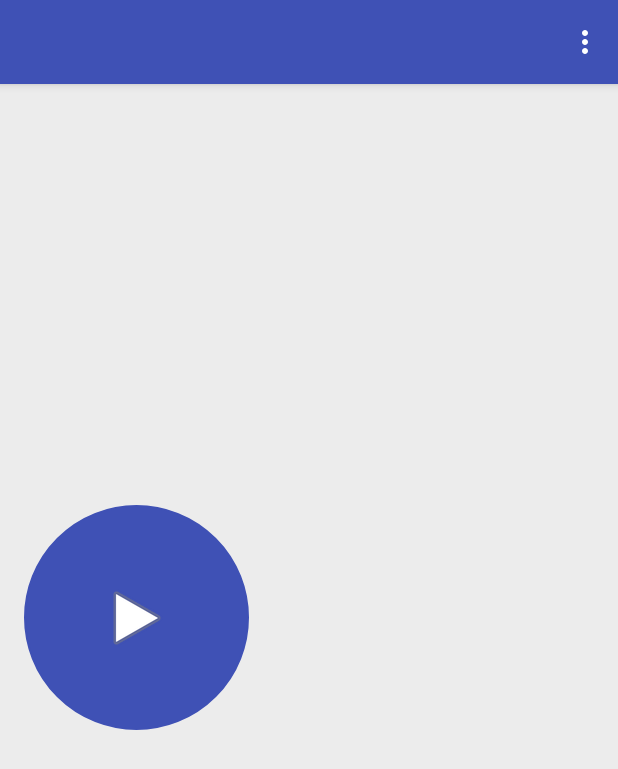
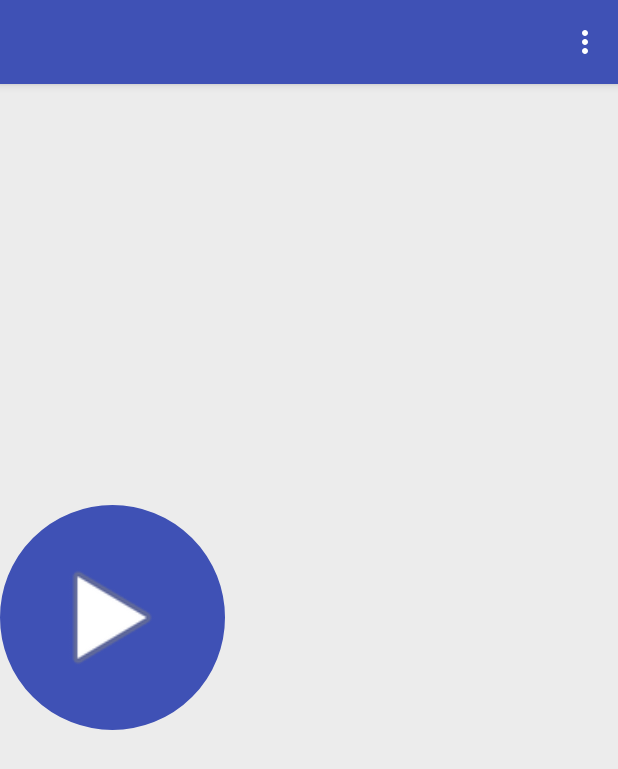
Before and after one commit to lxcay/fanqieshu, an Android app: the MainActivity screen opened directly, with no data from a screen before it, on a phone screen of 412 x 824 dp. Shown: the top 769 px of the screen. Run offline under Robolectric (Android 15) with nearby library versions, the phone set to English and light mode, and no system bars; libraries missing offline, so code that uses them is left out: com.baidu.mobads, com.qq.e; 7 statements that could not run were skipped.

Commit message:
添加gradle 配置，修改图片大小

```diff
--- a/Alarmclock/app/src/main/java/com/xscz/alarmclock/MainActivity.java
+++ b/Alarmclock/app/src/main/java/com/xscz/alarmclock/MainActivity.java
@@ -16,6 +16,7 @@ import android.view.View;
 import android.view.ViewGroup;
 import android.view.WindowManager;
 import android.widget.ImageButton;
+import android.widget.ImageView;
 import android.widget.RelativeLayout;
 import android.widget.TextView;
 import android.widget.Toast;
@@ -35,6 +36,7 @@ public class MainActivity extends AppCompatActivity {
     private static TextView times;
     private TextView stop;
     private ImageButton fab;
+    private ImageView mImageView;
     private static RelativeLayout layoutBg;
     private static Toolbar toolbar;
     private static int white, blue;
@@ -133,6 +135,7 @@ public class MainActivity extends AppCompatActivity {
         bannerContainer = (ViewGroup) findViewById(R.id.bannerContainer);
 
         fab = (ImageButton) findViewById(R.id.fab);
+        mImageView= (ImageView) findViewById(R.id.mImageView);
         times = (TextView) findViewById(R.id.times);
         stop = (TextView) findViewById(R.id.stop);
         layoutBg = (RelativeLayout) findViewById(R.id.content_main_layout);
@@ -235,6 +238,8 @@ public class MainActivity extends AppCompatActivity {
         stop.setVisibility(View.GONE);
         times.setVisibility(View.GONE);
         fab.setVisibility(View.VISIBLE);
+        mImageView.setVisibility(View.VISIBLE);
+
         layoutBg.setBackgroundColor(white);
         toolbar.setTitle("");
 
@@ -248,6 +253,7 @@ public class MainActivity extends AppCompatActivity {
     private void clickFabState() {
         toolbar.setTitle("工作");
         fab.setVisibility(View.GONE);
+        mImageView.setVisibility(View.GONE);
         stop.setVisibility(View.VISIBLE);
         times.setVisibility(View.VISIBLE);
 
--- a/Alarmclock/app/src/main/res/layout/activity_main.xml
+++ b/Alarmclock/app/src/main/res/layout/activity_main.xml
@@ -21,15 +21,24 @@
 
     <include layout="@layout/content_main" />
 
-    <ImageButton
-        android:id="@+id/fab"
-        android:layout_width="150dp"
-        android:layout_height="150dp"
-        android:background="@drawable/start_btn"
-        android:layout_gravity="center_vertical"
-        android:layout_margin="@dimen/fab_margin"
+    <FrameLayout
+        android:layout_width="wrap_content"
+        android:layout_height="wrap_content"
+        android:layout_gravity="center_vertical">
 
-        android:src="@mipmap/ic_media_embed_play"/>
+        <ImageButton
+            android:id="@+id/fab"
+            android:layout_width="150dp"
+            android:layout_height="150dp"
+            android:background="@drawable/start_btn" />
+
+        <ImageView
+            android:id="@+id/mImageView"
+            android:layout_width="105dp"
+            android:layout_height="110dp"
+            android:layout_gravity="center"
+            android:background="@mipmap/ic_media_embed_play" />
+    </FrameLayout>
 
 
 </android.support.design.widget.CoordinatorLayout>
--- a/Alarmclock/gradle.properties
+++ b/Alarmclock/gradle.properties
@@ -16,3 +16,6 @@
 # This option should only be used with decoupled projects. More details, visit
 # http://www.gradle.org/docs/current/userguide/multi_project_builds.html#sec:decoupled_projects
 # org.gradle.parallel=true
+
+KEYSTORE_PASSWORD=sogou,QP4dbn
+KEY_PASSWORD=yydb,16
```
Also changed, not shown: Alarmclock/app/build.gradle (+55 -13 lines).
